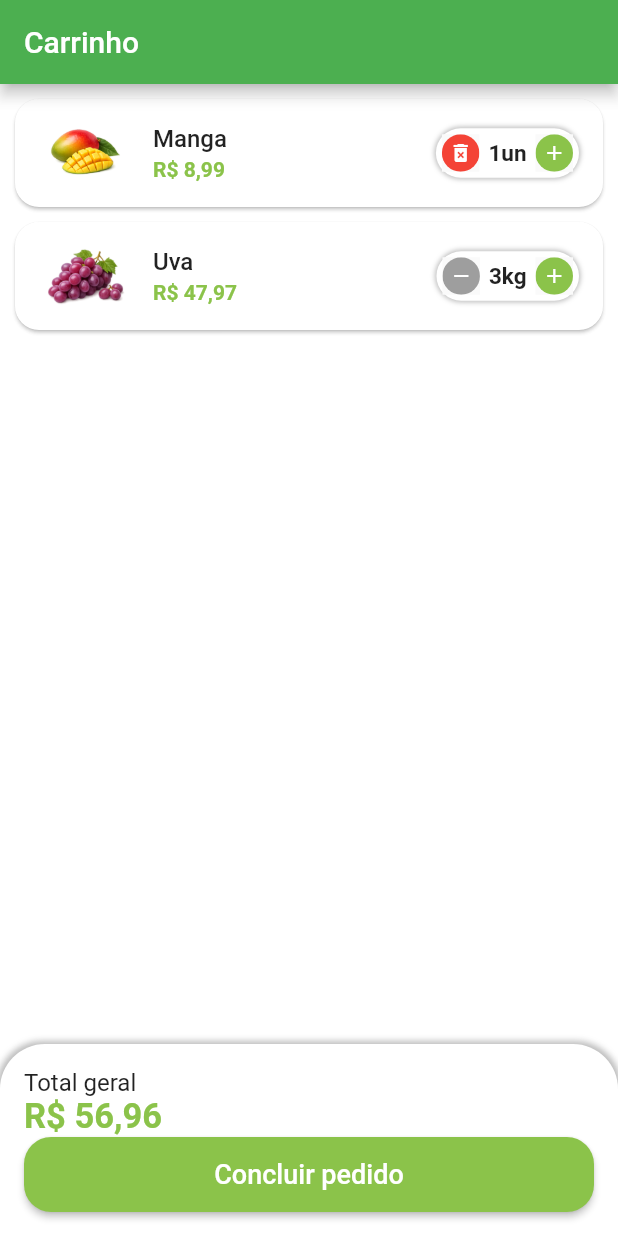
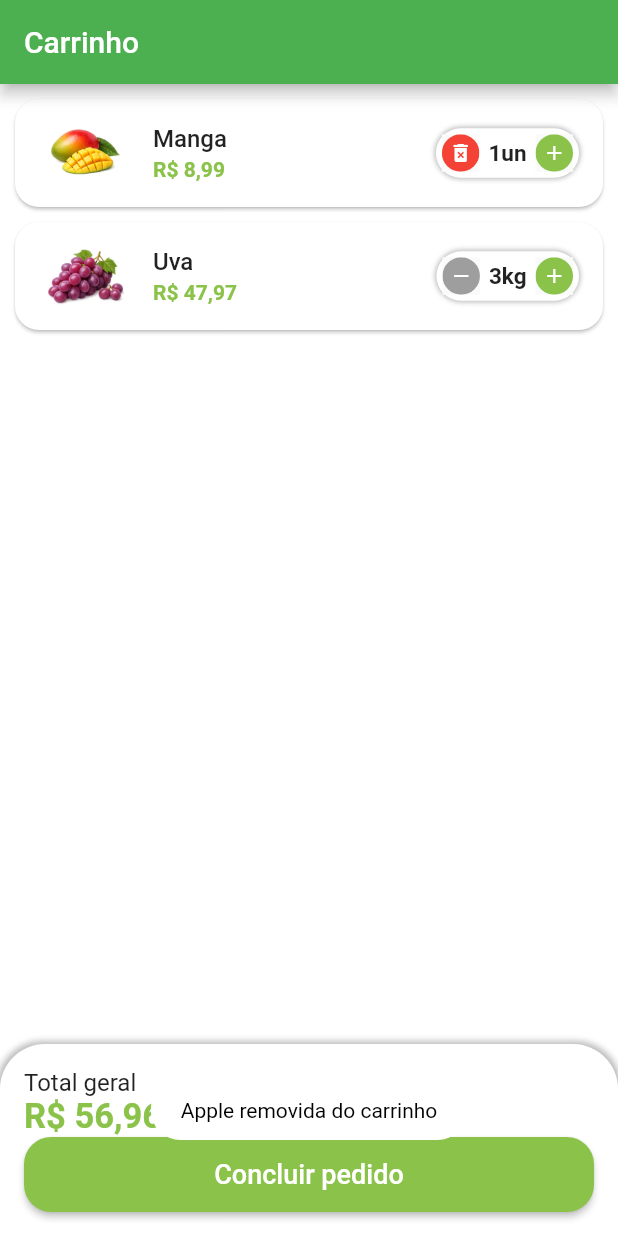
Before and after one commit to caduzinhoo/greengrocer, a Flutter app: the CartTab screen opened directly, after a tap on the "delete forever" icon, on a phone screen of 412 x 824 dp. Run offline on Flutter 3.47's test engine with Material 3 defaults, Android fonts, the phone set to English and light mode, and no system bars; our stand-ins replace animated_text_kit, fluttertoast, mask_text_input_formatter, qr_flutter; missing offline and left inert: add_to_cart_animation.

Commit message:
atualização e estudando algumas modificações

```diff
--- a/lib/src/pages/base/base_screen.dart
+++ b/lib/src/pages/base/base_screen.dart
@@ -34,6 +34,10 @@ class _BaseScreenState extends State<BaseScreen> {
           setState(() {
             currentIndex = index;
             pageController.jumpToPage(index);
+            pageController.animateToPage(
+              index,
+              duration: Duration(milliseconds: 900),
+              curve: Curves.easeInOutQuart,);
           });
 
         },
--- a/lib/src/pages/cart/cart_tab.dart
+++ b/lib/src/pages/cart/cart_tab.dart
@@ -19,6 +19,10 @@ class _CartTabState extends State<CartTab> {
   void removeItemFromCart(CartItemModel cartIItem) {
     setState(() {
       appData.cartItems.remove(cartIItem);
+
+      utilsServices.showToast(
+        message: '${cartIItem.item.itemName} removida do carrinho');
+
     });
   }
 
@@ -86,12 +90,16 @@ class _CartTabState extends State<CartTab> {
                          showDialog(
                           context: context,
                           builder: (_) {
-                            return PaymentDialog(order: appData.orders.first);
+                            return PaymentDialog(
+                              order: appData.orders.first
+                              );
                           },
                         );
                       }
-
-                    },
+                   else{
+                    utilsServices.showToast(message: 'Pedido não confirmado', isError: true);
+                   }
+                  },
                   child: Text('Concluir pedido',
                   style: TextStyle(
                     fontSize: 18,
--- a/lib/src/services/utils_services.dart
+++ b/lib/src/services/utils_services.dart
@@ -1,3 +1,5 @@
+import 'package:flutter/material.dart';
+import 'package:fluttertoast/fluttertoast.dart';
 import 'package:intl/intl.dart';
 import 'package:intl/date_symbol_data_local.dart';
 class UtilsServices {
@@ -14,4 +16,17 @@ class UtilsServices {
     return dateFormat.format(dateTime);
 
   }
+  void showToast({
+    required String message, bool isError = false,
+  }){
+    Fluttertoast.showToast(
+      msg: message,
+      toastLength: Toast.LENGTH_SHORT,
+      gravity: ToastGravity.BOTTOM,
+      timeInSecForIosWeb: 3,
+      backgroundColor: isError ? Colors.red : Colors.white,
+      textColor: isError  ? Colors.white : Colors.black,
+      fontSize: 14,
+    );
+  }
 }
--- a/pubspec.yaml
+++ b/pubspec.yaml
@@ -40,6 +40,8 @@ dependencies:
   intl: ^0.20.2
   qr_flutter: ^4.1.0
   add_to_cart_animation: ^2.0.4
+  fluttertoast: ^9.0.0
+
 
 dev_dependencies:
   flutter_test:
```
Also changed, not shown: lib/src/pages/home/components/item_tile.dart (+12 -4 lines), lib/src/pages/home/home_tab.dart (+16 -5 lines), pubspec.lock.
